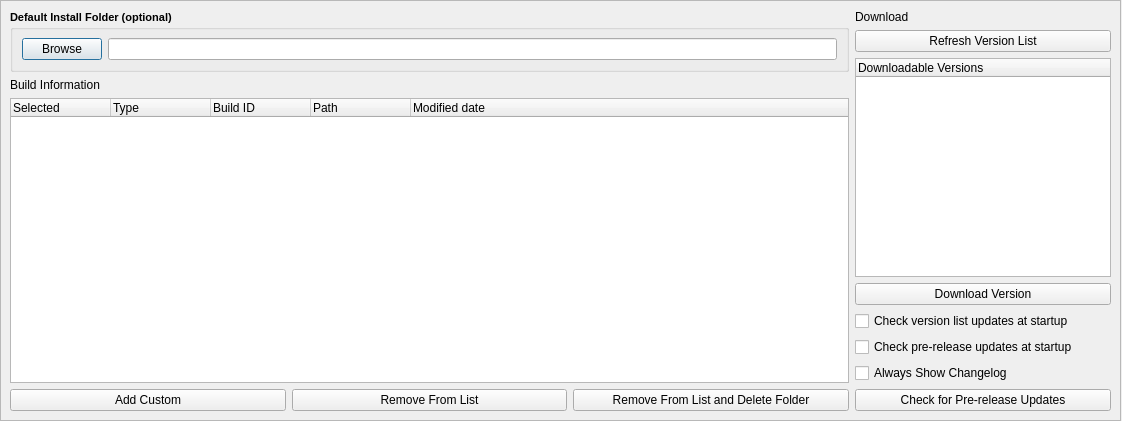
Before: the Qt Designer form modules/version_dialog.ui in rainmakerv3/BB_Launcher, drawn with Qt 5.
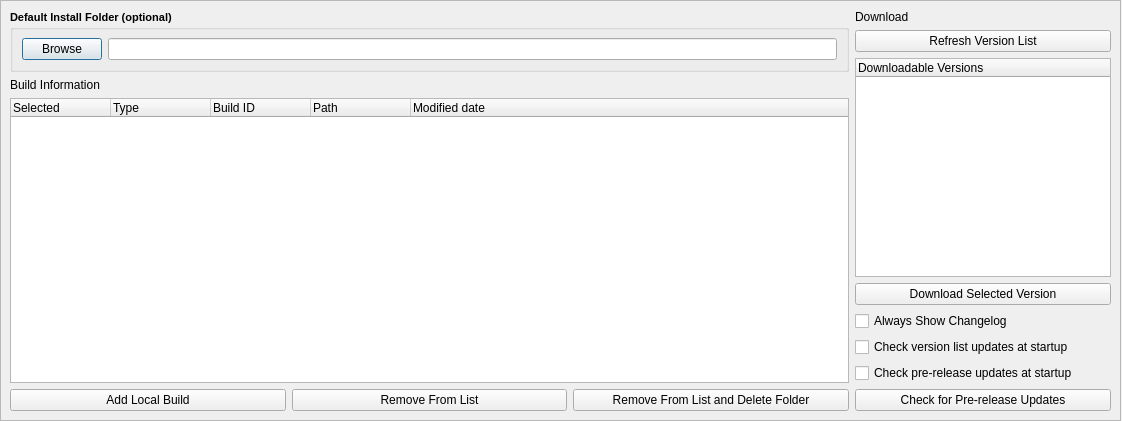
After: the same form once the commit is applied. Icons and pictures are not drawn.

Commit message: add autoupdate settings to main window list, edit captions

Diff of the .ui file:
```diff
--- a/modules/version_dialog.ui
+++ b/modules/version_dialog.ui
@@ -179,7 +179,7 @@
            <item>
             <widget class="QPushButton" name="addCustomVersionButton">
              <property name="text">
-              <string>Add Custom</string>
+              <string>Add Local Build</string>
              </property>
             </widget>
            </item>
@@ -246,7 +246,7 @@
          <item>
           <widget class="QPushButton" name="downloadVersionButton">
            <property name="text">
-            <string>Download Version</string>
+            <string>Download Selected Version</string>
            </property>
           </widget>
          </item>
@@ -255,6 +255,13 @@
            <property name="topMargin">
             <number>0</number>
            </property>
+           <item>
+            <widget class="QCheckBox" name="showChangelogCheckBox">
+             <property name="text">
+              <string>Always Show Changelog</string>
+             </property>
+            </widget>
+           </item>
            <item>
             <widget class="QCheckBox" name="versionListUpdateCheckBox">
              <property name="text">
@@ -269,13 +276,6 @@
              </property>
             </widget>
            </item>
-           <item>
-            <widget class="QCheckBox" name="showChangelogCheckBox">
-             <property name="text">
-              <string>Always Show Changelog</string>
-             </property>
-            </widget>
-           </item>
            <item>
             <widget class="QPushButton" name="updateButton">
              <property name="text">
```
Left out of the diff: 2 changed lines with no effect on the pictures. The commit also changes 3 other files.
